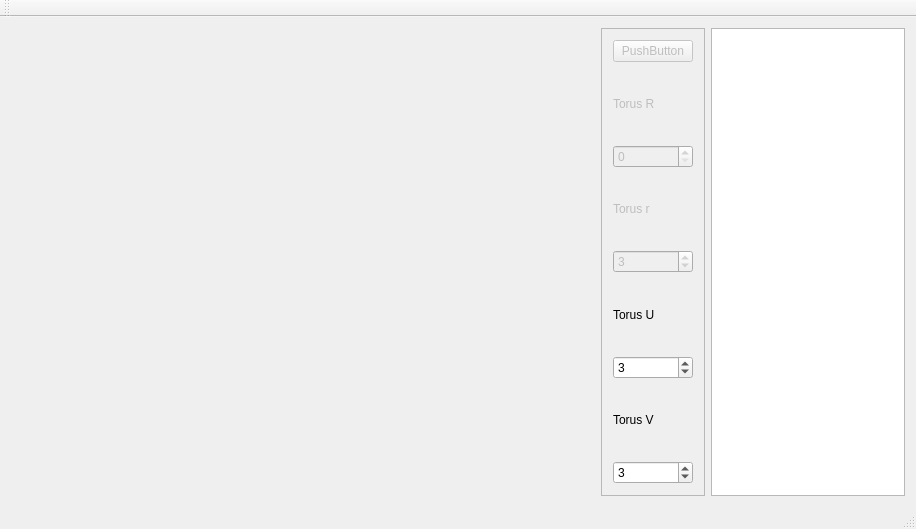
Old version of the form mainwindow.ui in the repository awitwicka/3DGraphicEngine.
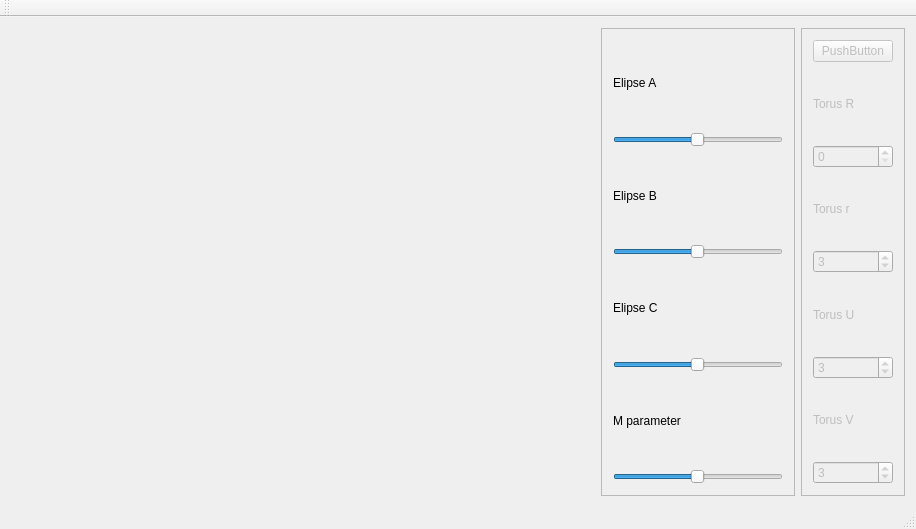
New version of the form. Custom widgets are drawn as their Qt base class.

What changed in the file:
```diff
--- a/mainwindow.ui
+++ b/mainwindow.ui
@@ -23,7 +23,116 @@
         <verstretch>0</verstretch>
        </sizepolicy>
       </property>
-      <zorder>listWidget</zorder>
+     </widget>
+    </item>
+    <item>
+     <widget class="QFrame" name="frame_3">
+      <property name="sizePolicy">
+       <sizepolicy hsizetype="Preferred" vsizetype="Preferred">
+        <horstretch>1</horstretch>
+        <verstretch>7</verstretch>
+       </sizepolicy>
+      </property>
+      <property name="frameShape">
+       <enum>QFrame::StyledPanel</enum>
+      </property>
+      <property name="frameShadow">
+       <enum>QFrame::Raised</enum>
+      </property>
+      <layout class="QVBoxLayout" name="verticalLayout_2">
+       <item>
+        <widget class="QLabel" name="label_a">
+         <property name="text">
+          <string>Elipse A</string>
+         </property>
+        </widget>
+       </item>
+       <item>
+        <widget class="QSlider" name="horizontalSlider_a">
+         <property name="minimum">
+          <number>1</number>
+         </property>
+         <property name="maximum">
+          <number>100</number>
+         </property>
+         <property name="value">
+          <number>50</number>
+         </property>
+         <property name="orientation">
+          <enum>Qt::Horizontal</enum>
+         </property>
+        </widget>
+       </item>
+       <item>
+        <widget class="QLabel" name="label_b">
+         <property name="text">
+          <string>Elipse B</string>
+         </property>
+        </widget>
+       </item>
+       <item>
+        <widget class="QSlider" name="horizontalSlider_b">
+         <property name="minimum">
+          <number>1</number>
+         </property>
+         <property name="maximum">
+          <number>100</number>
+         </property>
+         <property name="value">
+          <number>50</number>
+         </property>
+         <property name="orientation">
+          <enum>Qt::Horizontal</enum>
+         </property>
+        </widget>
+       </item>
+       <item>
+        <widget class="QLabel" name="label_c">
+         <property name="text">
+          <string>Elipse C</string>
+         </property>
+        </widget>
+       </item>
+       <item>
+        <widget class="QSlider" name="horizontalSlider_c">
+         <property name="minimum">
+          <number>1</number>
+         </property>
+         <property name="maximum">
+          <number>100</number>
+         </property>
+         <property name="value">
+          <number>50</number>
+         </property>
+         <property name="orientation">
+          <enum>Qt::Horizontal</enum>
+         </property>
+        </widget>
+       </item>
+       <item>
+        <widget class="QLabel" name="label_m">
+         <property name="text">
+          <string>M parameter</string>
+         </property>
+        </widget>
+       </item>
+       <item>
+        <widget class="QSlider" name="horizontalSlider_m">
+         <property name="minimum">
+          <number>1</number>
+         </property>
+         <property name="maximum">
+          <number>100</number>
+         </property>
+         <property name="value">
+          <number>50</number>
+         </property>
+         <property name="orientation">
+          <enum>Qt::Horizontal</enum>
+         </property>
+        </widget>
+       </item>
+      </layout>
      </widget>
     </item>
     <item>
@@ -96,6 +205,9 @@
        </item>
        <item>
         <widget class="QLabel" name="label_R_2">
+         <property name="enabled">
+          <bool>false</bool>
+         </property>
          <property name="text">
           <string>Torus U</string>
          </property>
@@ -103,6 +215,9 @@
        </item>
        <item>
         <widget class="QSpinBox" name="spinBox_U">
+         <property name="enabled">
+          <bool>false</bool>
+         </property>
          <property name="minimum">
           <number>1</number>
          </property>
@@ -113,6 +228,9 @@
        </item>
        <item>
         <widget class="QLabel" name="label_R_3">
+         <property name="enabled">
+          <bool>false</bool>
+         </property>
          <property name="text">
           <string>Torus V</string>
          </property>
@@ -120,6 +238,9 @@
        </item>
        <item>
         <widget class="QSpinBox" name="spinBox_V">
+         <property name="enabled">
+          <bool>false</bool>
+         </property>
          <property name="minimum">
           <number>1</number>
          </property>
@@ -131,19 +252,6 @@
       </layout>
      </widget>
     </item>
-    <item>
-     <widget class="QListWidget" name="listWidget">
-      <property name="enabled">
-       <bool>true</bool>
-      </property>
-      <property name="sizePolicy">
-       <sizepolicy hsizetype="Preferred" vsizetype="Expanding">
-        <horstretch>1</horstretch>
-        <verstretch>0</verstretch>
-       </sizepolicy>
-      </property>
-     </widget>
-    </item>
    </layout>
   </widget>
   <widget class="QMenuBar" name="menuBar">
```
